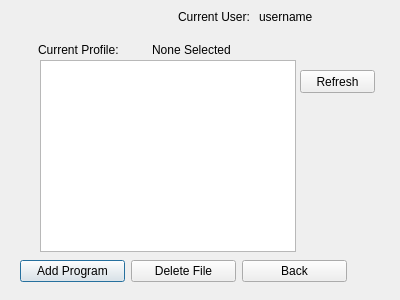
Dragomegak/DESM-Personal, file Project/DESM/editProfile.ui: the form before one commit.
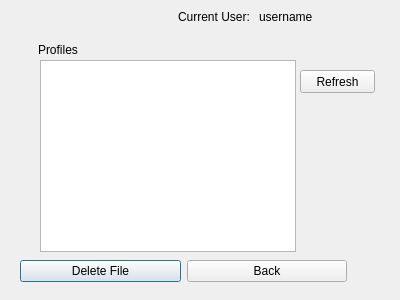
The form after the commit.

Commit message: desktop buttons on their own on load profile screen, removed add profile button to edit profile screen going to try to compile

The edit to the form file:
```diff
--- a/Project/DESM/editProfile.ui
+++ b/Project/DESM/editProfile.ui
@@ -26,14 +26,7 @@
     <item>
      <widget class="QLabel" name="currentProfileLabel">
       <property name="text">
-       <string>Current Profile:</string>
-      </property>
-     </widget>
-    </item>
-    <item>
-     <widget class="QLabel" name="showCurrentProfileLabel">
-      <property name="text">
-       <string>None Selected</string>
+       <string>Profiles</string>
       </property>
      </widget>
     </item>
@@ -75,13 +68,6 @@
     </rect>
    </property>
    <layout class="QHBoxLayout" name="horizontalLayout_3">
-    <item>
-     <widget class="QPushButton" name="addProgram">
-      <property name="text">
-       <string>Add Program</string>
-      </property>
-     </widget>
-    </item>
     <item>
      <widget class="QPushButton" name="deleteFile">
       <property name="text">
```
The commit also changes 23 other files.
